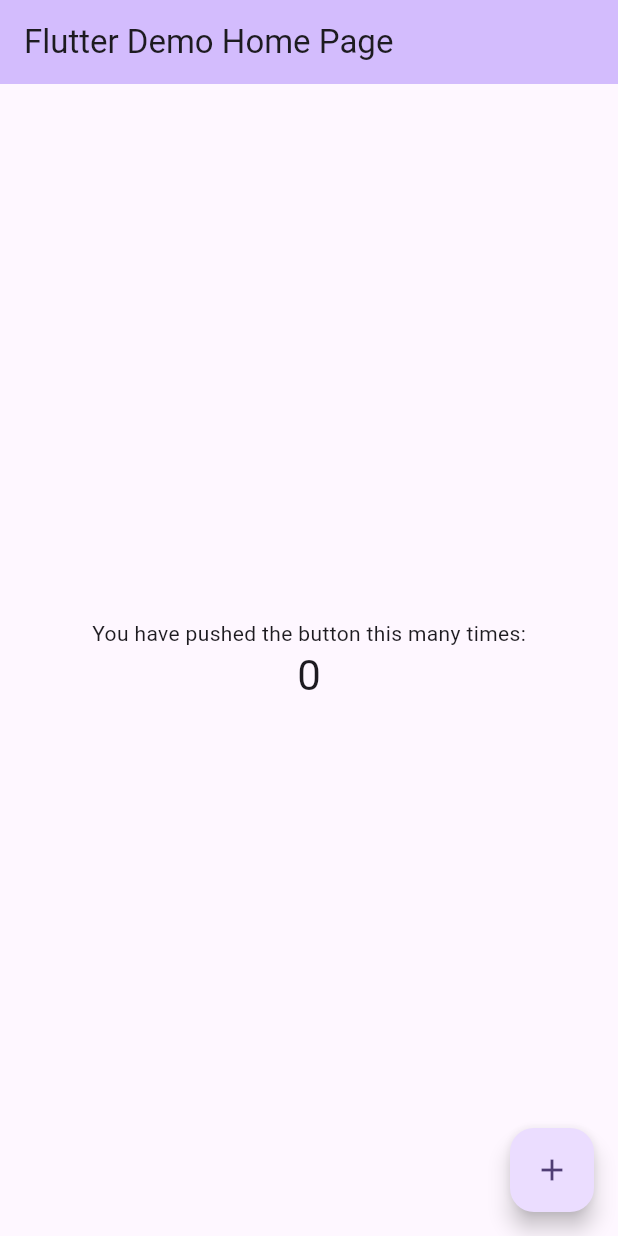
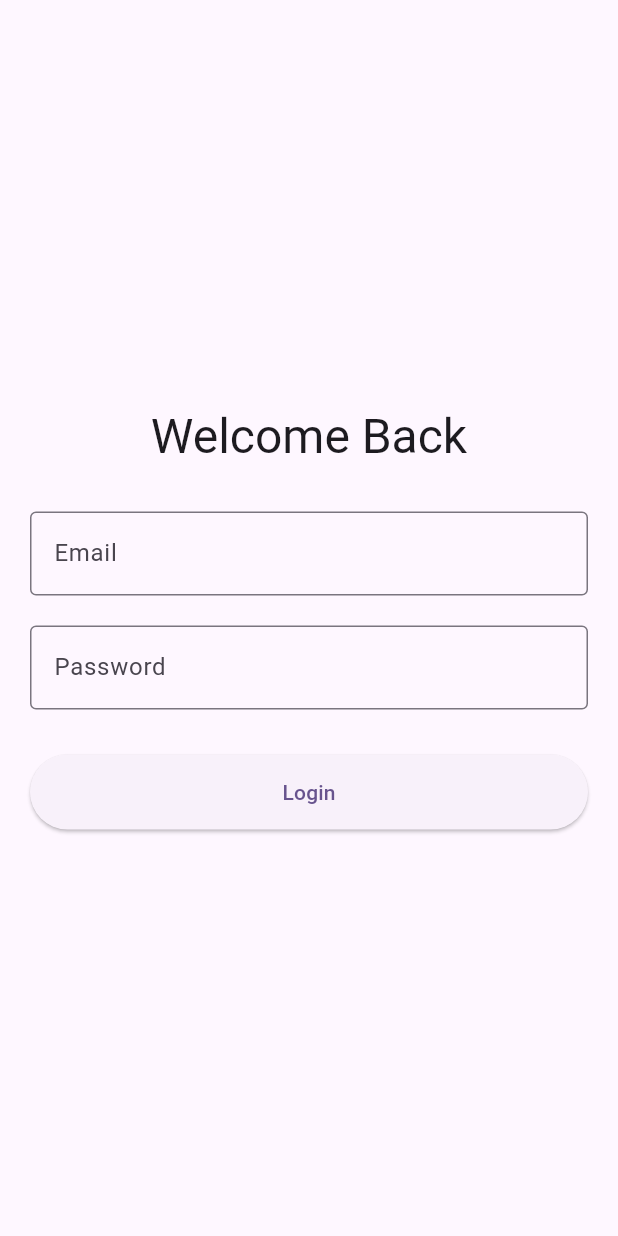
Before and after one commit to Obleanx/JVEC, a Flutter app: the screen it shows after launch, on a phone screen of 412 x 824 dp. Run offline on Flutter 3.47's test engine with Material 3 defaults, Android fonts, the phone set to English and light mode, and no system bars; our stand-ins replace geolocator, get, google_maps_flutter.

```diff
--- a/lib/main.dart
+++ b/lib/main.dart
@@ -1,4 +1,6 @@
 import 'package:flutter/material.dart';
+import 'package:get/get.dart';
+import 'package:jvec/views/screens/login_screen.dart';
 
 void main() {
   runApp(const MyApp());
@@ -7,119 +9,17 @@ void main() {
 class MyApp extends StatelessWidget {
   const MyApp({super.key});
 
-  // This widget is the root of your application.
   @override
   Widget build(BuildContext context) {
-    return MaterialApp(
-      title: 'Flutter Demo',
+    return GetMaterialApp(
+      // Changed from MaterialApp to GetMaterialApp
+      title: 'Ride Hailing App',
       theme: ThemeData(
-        // This is the theme of your application.
-        //
-        // TRY THIS: Try running your application with "flutter run". You'll see
-        // the application has a purple toolbar. Then, without quitting the app,
-        // try changing the seedColor in the colorScheme below to Colors.green
-        // and then invoke "hot reload" (save your changes or press the "hot
-        // reload" button in a Flutter-supported IDE, or press "r" if you used
-        // the command line to start the app).
-        //
-        // Notice that the counter didn't reset back to zero; the application
-        // state is not lost during the reload. To reset the state, use hot
-        // restart instead.
-        //
-        // This works for code too, not just values: Most code changes can be
-        // tested with just a hot reload.
         colorScheme: ColorScheme.fromSeed(seedColor: Colors.deepPurple),
         useMaterial3: true,
       ),
-      home: const MyHomePage(title: 'Flutter Demo Home Page'),
+      home: LoginScreen(),
+      debugShowCheckedModeBanner: false,
     );
   }
 }
-
-class MyHomePage extends StatefulWidget {
-  const MyHomePage({super.key, required this.title});
-
-  // This widget is the home page of your application. It is stateful, meaning
-  // that it has a State object (defined below) that contains fields that affect
-  // how it looks.
-
-  // This class is the configuration for the state. It holds the values (in this
-  // case the title) provided by the parent (in this case the App widget) and
-  // used by the build method of the State. Fields in a Widget subclass are
-  // always marked "final".
-
-  final String title;
-
-  @override
-  State<MyHomePage> createState() => _MyHomePageState();
-}
-
-class _MyHomePageState extends State<MyHomePage> {
-  int _counter = 0;
-
-  void _incrementCounter() {
-    setState(() {
-      // This call to setState tells the Flutter framework that something has
-      // changed in this State, which causes it to rerun the build method below
-      // so that the display can reflect the updated values. If we changed
-      // _counter without calling setState(), then the build method would not be
-      // called again, and so nothing would appear to happen.
-      _counter++;
-    });
-  }
-
-  @override
-  Widget build(BuildContext context) {
-    // This method is rerun every time setState is called, for instance as done
-    // by the _incrementCounter method above.
-    //
-    // The Flutter framework has been optimized to make rerunning build methods
-    // fast, so that you can just rebuild anything that needs updating rather
-    // than having to individually change instances of widgets.
-    return Scaffold(
-      appBar: AppBar(
-        // TRY THIS: Try changing the color here to a specific color (to
-        // Colors.amber, perhaps?) and trigger a hot reload to see the AppBar
-        // change color while the other colors stay the same.
-        backgroundColor: Theme.of(context).colorScheme.inversePrimary,
-        // Here we take the value from the MyHomePage object that was created by
-        // the App.build method, and use it to set our appbar title.
-        title: Text(widget.title),
-      ),
-      body: Center(
-        // Center is a layout widget. It takes a single child and positions it
-        // in the middle of the parent.
-        child: Column(
-          // Column is also a layout widget. It takes a list of children and
-          // arranges them vertically. By default, it sizes itself to fit its
-          // children horizontally, and tries to be as tall as its parent.
-          //
-          // Column has various properties to control how it sizes itself and
-          // how it positions its children. Here we use mainAxisAlignment to
-          // center the children vertically; the main axis here is the vertical
-          // axis because Columns are vertical (the cross axis would be
-          // horizontal).
-          //
-          // TRY THIS: Invoke "debug painting" (choose the "Toggle Debug Paint"
-          // action in the IDE, or press "p" in the console), to see the
-          // wireframe for each widget.
-          mainAxisAlignment: MainAxisAlignment.center,
-          children: <Widget>[
-            const Text(
-              'You have pushed the button this many times:',
-            ),
-            Text(
-              '$_counter',
-              style: Theme.of(context).textTheme.headlineMedium,
-            ),
-          ],
-        ),
-      ),
-      floatingActionButton: FloatingActionButton(
-        onPressed: _incrementCounter,
-        tooltip: 'Increment',
-        child: const Icon(Icons.add),
-      ), // This trailing comma makes auto-formatting nicer for build methods.
-    );
-  }
-}
--- /dev/null
+++ b/lib/views/screens/login_screen.dart
@@ -0,0 +1,57 @@
+import 'package:get/get.dart';
+import 'package:flutter/material.dart';
+import 'package:jvec/views/screens/map_screens.dart';
+
+class LoginScreen extends StatelessWidget {
+  final emailController = TextEditingController();
+  final passwordController = TextEditingController();
+
+  LoginScreen({super.key});
+
+  @override
+  Widget build(BuildContext context) {
+    return Scaffold(
+      body: Padding(
+        padding: const EdgeInsets.all(20.0),
+        child: Column(
+          mainAxisAlignment: MainAxisAlignment.center,
+          children: [
+            Text(
+              'Welcome Back',
+              style: Theme.of(context).textTheme.headlineLarge,
+            ),
+            const SizedBox(height: 30),
+            TextField(
+              controller: emailController,
+              decoration: const InputDecoration(
+                labelText: 'Email',
+                border: OutlineInputBorder(),
+              ),
+            ),
+            const SizedBox(height: 20),
+            TextField(
+              controller: passwordController,
+              decoration: const InputDecoration(
+                labelText: 'Password',
+                border: OutlineInputBorder(),
+              ),
+              obscureText: true,
+            ),
+            const SizedBox(height: 30),
+            SizedBox(
+              width: double.infinity,
+              height: 50,
+              child: ElevatedButton(
+                onPressed: () {
+                  // For now, just navigate to map screen
+                  Get.off(() => MapScreen());
+                },
+                child: const Text('Login'),
+              ),
+            ),
+          ],
+        ),
+      ),
+    );
+  }
+}
--- a/pubspec.yaml
+++ b/pubspec.yaml
@@ -35,6 +35,10 @@ dependencies:
   # The following adds the Cupertino Icons font to your application.
   # Use with the CupertinoIcons class for iOS style icons.
   cupertino_icons: ^1.0.8
+  google_maps_flutter: ^2.10.0
+  get: ^4.6.6
+  geolocator: ^13.0.2
+  permission_handler: ^11.3.1
 
 dev_dependencies:
   flutter_test:
```
Also changed, not shown: lib/bindings/map_bindings.dart (added, +9 -0 lines), lib/controllers/map_controllers.dart (added, +227 -0 lines), lib/models/drivers_models.dart (added, +17 -0 lines), lib/models/location_model.dart (added, +11 -0 lines), lib/views/screens/map_screens.dart (added, +82 -0 lines), pubspec.lock, 6 other files.
